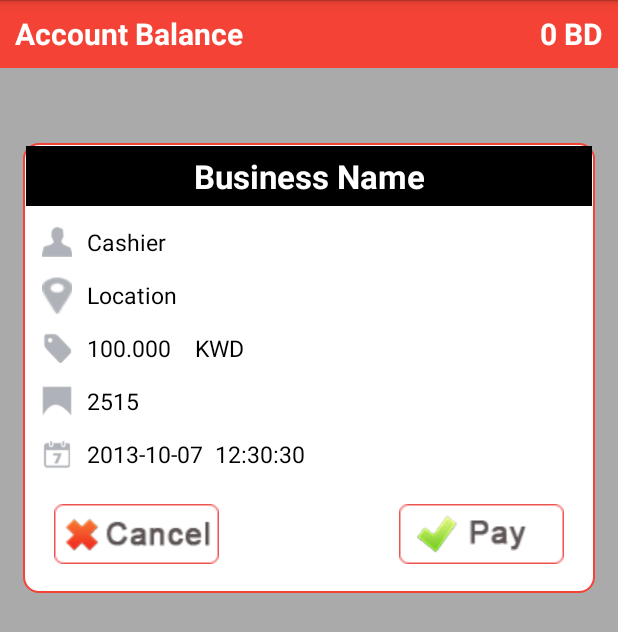
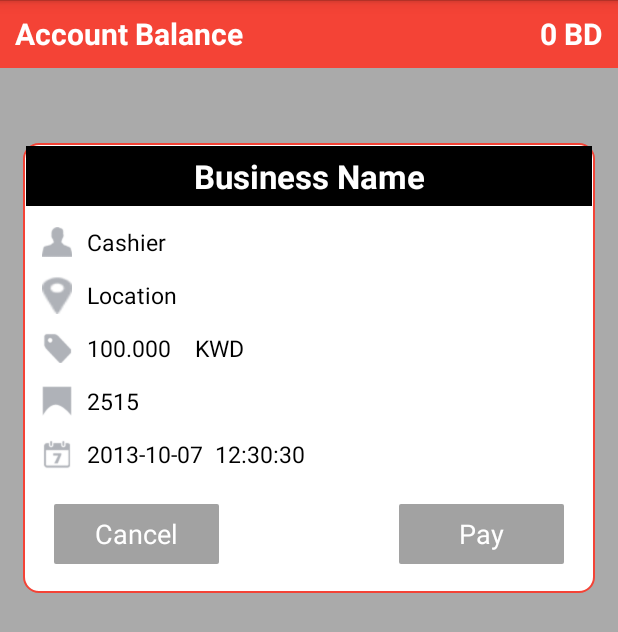
Before and after one commit to sureshdraco/wallet, an Android app: the layout pay_dialog.xml on its own in the app's theme, with its tools: preview values and no code run, on a phone screen of 412 x 824 dp. Shown: the top 632 px of the screen. Run offline under Robolectric (Android 15) with nearby library versions, the phone set to English and light mode, and no system bars.

```diff
--- a/WalletApp/app/src/main/java/com/token/app/BalanceActivity.java
+++ b/WalletApp/app/src/main/java/com/token/app/BalanceActivity.java
@@ -195,6 +195,7 @@ public class BalanceActivity extends Activity implements OnClickListener {
 		switch (view.getId()) {
 		case R.id.balance_witdrawl_btn /* 2131034134 */:
 			WithdrawlDialog();
+			break;
 		case R.id.balance_buycrdit_btn /* 2131034135 */:
 			BuyCreditAuthenticate();
 		default:
--- a/WalletApp/app/src/main/java/com/token/app/UnpaidFragment.java
+++ b/WalletApp/app/src/main/java/com/token/app/UnpaidFragment.java
@@ -81,8 +81,10 @@ public class UnpaidFragment extends Fragment {
 		this.showallTrans_mList.setAdapter(this.adapter);
 		this.showallTrans_mList.setOnItemClickListener(new OnItemClickListener() {
 			public void onItemClick(AdapterView<?> adapterView, View view, int i, long j) {
-                UnpaidFragment.this.global.setTrans_id_mInt(i);
-                UnpaidFragment.this.startActivity(new Intent(UnpaidFragment.this.getActivity(), ShowTrasactionInfoActivity.class));
+				global.setTrans_id_mInt(i);
+				Intent intent = new Intent(getActivity(), ShowTrasactionInfoActivity.class);
+				intent.putExtra(ShowTrasactionInfoActivity.TYPE, ShowTrasactionInfoActivity.UNPAID);
+				startActivity(intent);
 			}
 		});
 		return inflate;
--- /dev/null
+++ b/WalletApp/app/src/main/res/drawable/dialog_button.xml
@@ -0,0 +1,27 @@
+<?xml version="1.0" encoding="utf-8"?>
+<selector xmlns:android="http://schemas.android.com/apk/res/android">
+    <item android:state_pressed="true">
+        <shape android:shape="rectangle">
+            <corners android:radius="1dp" />
+            <solid android:color="#aa333333" />
+        </shape>
+    </item>
+    <item android:state_focused="true">
+        <shape android:shape="rectangle">
+            <corners android:radius="1dp" />
+            <solid android:color="@color/Gray4" />
+        </shape>
+    </item>
+    <item android:state_enabled="false">
+        <shape android:shape="rectangle">
+            <corners android:radius="1dp" />
+            <solid android:color="@color/Gray4" />
+        </shape>
+    </item>
+    <item>
+        <shape android:shape="rectangle">
+            <corners android:radius="1dp" />
+            <solid android:color="@color/Gray4" />
+        </shape>
+    </item>
+</selector>
--- a/WalletApp/app/src/main/res/layout/pay_dialog.xml
+++ b/WalletApp/app/src/main/res/layout/pay_dialog.xml
@@ -208,7 +208,9 @@
                 android:layout_height="fill_parent"
                 android:layout_alignParentLeft="true"
                 android:layout_centerVertical="true"
-                android:background="@drawable/cancel_button"/>
+                android:background="@drawable/dialog_button"
+                android:text="Cancel"
+                android:textColor="@color/White"/>
 
             <Button
                 android:id="@+id/pay_btn"
@@ -217,7 +219,9 @@
                 android:layout_alignParentRight="true"
                 android:layout_centerVertical="true"
                 android:layout_marginLeft="20.0dip"
-                android:background="@drawable/pay_button"/>
+                android:background="@drawable/dialog_button"
+                android:text="Pay"
+                android:textColor="@color/White"/>
         </RelativeLayout>
     </LinearLayout>
 </LinearLayout>
```
Also changed, not shown: WalletApp/app/src/main/java/com/token/app/ExpiredFragment.java (+11 -9 lines), WalletApp/app/src/main/java/com/token/app/PaidFragment.java (+12 -10 lines), WalletApp/app/src/main/java/com/token/app/ShowAllTransactionsActivity.java (+4 -4 lines), WalletApp/app/src/main/java/com/token/app/ShowTrasactionInfoActivity.java (+29 -13 lines), WalletApp/app/src/main/res/layout/transaction_list_item.xml (+12 -13 lines), WalletApp/app/src/main/res/drawable/cancel_button.png (deleted), WalletApp/app/src/main/res/drawable/pay_button.png (deleted), 2 other files. Lines whose indentation alone changed are shown as unchanged.
